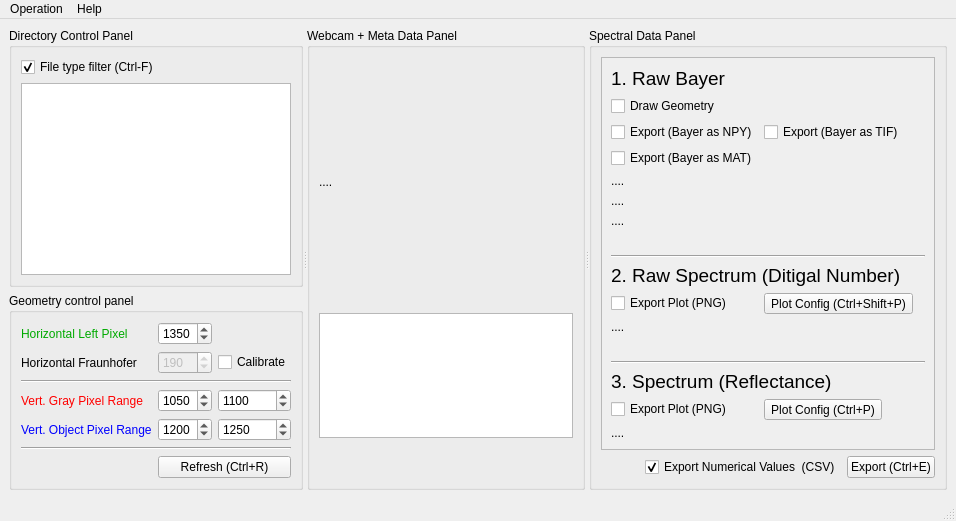
This is UI/UI_Mainwindow.ui in garid3000/bps_spectrometer_gui as Qt 5 draws it before an edit. The edited form follows.
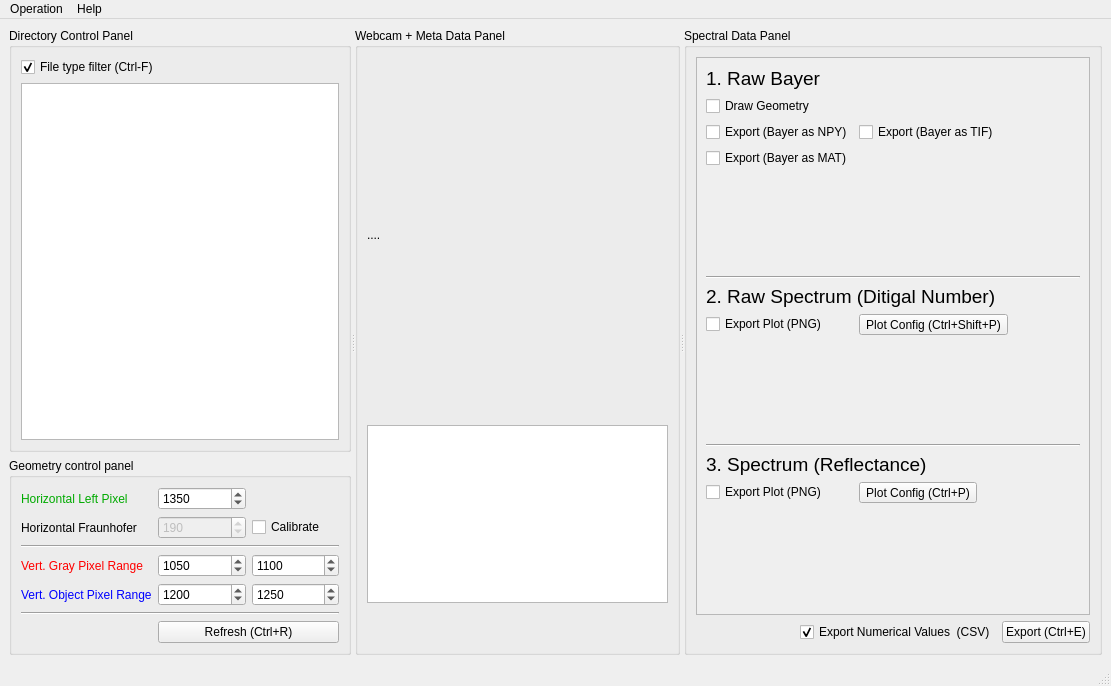
This is the edited form. Custom widgets are drawn as their Qt base class.

```diff
--- a/UI/UI_Mainwindow.ui
+++ b/UI/UI_Mainwindow.ui
@@ -6,8 +6,8 @@
    <rect>
     <x>0</x>
     <y>0</y>
-    <width>956</width>
-    <height>521</height>
+    <width>1111</width>
+    <height>686</height>
    </rect>
   </property>
   <property name="windowTitle">
@@ -284,7 +284,7 @@
        <property name="title">
         <string>Webcam + Meta Data Panel</string>
        </property>
-       <layout class="QVBoxLayout" name="verticalLayout" stretch="2,1,0">
+       <layout class="QVBoxLayout" name="verticalLayout" stretch="2,0,1,0">
         <item>
          <widget class="QLabelClick" name="limg_webcam">
           <property name="text">
@@ -292,6 +292,9 @@
           </property>
          </widget>
         </item>
+        <item>
+         <widget class="QWidget" name="widget" native="true"/>
+        </item>
         <item>
          <widget class="QTextBrowser" name="tb_meta_json">
           <property name="font">
@@ -361,8 +364,8 @@
             <rect>
              <x>0</x>
              <y>0</y>
-             <width>321</width>
-             <height>412</height>
+             <width>389</width>
+             <height>557</height>
             </rect>
            </property>
            <layout class="QFormLayout" name="formLayout">
@@ -380,160 +383,129 @@
               </property>
              </widget>
             </item>
-            <item row="13" column="0" colspan="2">
-             <widget class="Line" name="line">
-              <property name="orientation">
-               <enum>Qt::Horizontal</enum>
-              </property>
-             </widget>
-            </item>
-            <item row="15" column="0" colspan="2">
-             <widget class="QLabel" name="label_2">
-              <property name="font">
-               <font>
-                <pointsize>14</pointsize>
-                <bold>false</bold>
-               </font>
-              </property>
+            <item row="1" column="0">
+             <widget class="QCheckBox" name="cb_bayer_show_geometry">
               <property name="text">
-               <string>2. Raw Spectrum (Ditigal Number)</string>
-              </property>
-             </widget>
-            </item>
-            <item row="21" column="0" colspan="2">
-             <widget class="Line" name="line_2">
-              <property name="orientation">
-               <enum>Qt::Horizontal</enum>
-              </property>
-             </widget>
-            </item>
-            <item row="23" column="0" colspan="2">
-             <widget class="QLabel" name="label_3">
-              <property name="font">
-               <font>
-                <pointsize>14</pointsize>
-                <bold>false</bold>
-               </font>
-              </property>
-              <property name="text">
-               <string>3. Spectrum (Reflectance)</string>
-              </property>
-             </widget>
-            </item>
-            <item row="4" column="0" colspan="2">
-             <widget class="QLabelClick" name="limg_bayer_full">
-              <property name="text">
-               <string>....</string>
-              </property>
-             </widget>
-            </item>
-            <item row="5" column="0" colspan="2">
-             <widget class="QLabelClick" name="limg_bayer_gray">
-              <property name="text">
-               <string>....</string>
-              </property>
-             </widget>
-            </item>
-            <item row="6" column="0" colspan="2">
-             <widget class="QLabelClick" name="limg_bayer_obje">
-              <property name="text">
-               <string>....</string>
-              </property>
-             </widget>
-            </item>
-            <item row="16" column="0">
-             <widget class="QCheckBox" name="checkBox_4">
-              <property name="text">
-               <string>Export Plot (PNG)</string>
-              </property>
-             </widget>
-            </item>
-            <item row="16" column="1">
-             <widget class="QToolButton" name="tbtn_raw_spectrum_config">
-              <property name="text">
-               <string>Plot Config (Ctrl+Shift+P)</string>
+               <string>Draw Geometry</string>
               </property>
              </widget>
             </item>
             <item row="2" column="0">
-             <widget class="QCheckBox" name="checkBox_2">
+             <widget class="QCheckBox" name="cb_export_bayer_as_npy">
               <property name="text">
                <string>Export (Bayer as NPY)</string>
               </property>
              </widget>
             </item>
             <item row="2" column="1">
-             <widget class="QCheckBox" name="checkBox">
+             <widget class="QCheckBox" name="cb_export_bayer_as_tif">
               <property name="text">
                <string>Export (Bayer as TIF)</string>
               </property>
              </widget>
             </item>
             <item row="3" column="0">
-             <widget class="QCheckBox" name="checkBox_3">
+             <widget class="QCheckBox" name="cb_export_bayer_as_mat">
               <property name="text">
                <string>Export (Bayer as MAT)</string>
               </property>
              </widget>
             </item>
-            <item row="7" column="0" colspan="2">
-             <spacer name="verticalSpacer">
+            <item row="4" column="0" colspan="2">
+             <widget class="ImageView" name="graph_2dimg" native="true">
+              <property name="sizePolicy">
+               <sizepolicy hsizetype="Expanding" vsizetype="Expanding">
+                <horstretch>200</horstretch>
+                <verstretch>200</verstretch>
+               </sizepolicy>
+              </property>
+             </widget>
+            </item>
+            <item row="9" column="0" colspan="2">
+             <widget class="Line" name="line">
               <property name="orientation">
-               <enum>Qt::Vertical</enum>
+               <enum>Qt::Horizontal</enum>
               </property>
-              <property name="sizeHint" stdset="0">
-               <size>
-                <width>20</width>
-                <height>40</height>
-               </size>
+             </widget>
+            </item>
+            <item row="11" column="0" colspan="2">
+             <widget class="QLabel" name="label_2">
+              <property name="font">
+               <font>
+                <pointsize>14</pointsize>
+                <bold>false</bold>
+               </font>
               </property>
-             </spacer>
+              <property name="text">
+               <string>2. Raw Spectrum (Ditigal Number)</string>
+              </property>
+             </widget>
             </item>
-            <item row="20" column="0" colspan="2">
-             <spacer name="verticalSpacer_3">
+            <item row="12" column="0">
+             <widget class="QCheckBox" name="cb_export_raw_plot_as_png">
+              <property name="text">
+               <string>Export Plot (PNG)</string>
+              </property>
+             </widget>
+            </item>
+            <item row="12" column="1">
+             <widget class="QToolButton" name="tbtn_raw_spectrum_config">
+              <property name="text">
+               <string>Plot Config (Ctrl+Shift+P)</string>
+              </property>
+             </widget>
+            </item>
+            <item row="14" column="0" colspan="2">
+             <widget class="PlotWidget" name="graph_raw" native="true">
+              <property name="sizePolicy">
+               <sizepolicy hsizetype="Expanding" vsizetype="Expanding">
+                <horstretch>0</horstretch>
+                <verstretch>200</verstretch>
+               </sizepolicy>
+              </property>
+             </widget>
+            </item>
+            <item row="15" column="0" colspan="2">
+             <widget class="Line" name="line_2">
               <property name="orientation">
-               <enum>Qt::Vertical</enum>
+               <enum>Qt::Horizontal</enum>
               </property>
-              <property name="sizeHint" stdset="0">
-               <size>
-                <width>20</width>
-                <height>40</height>
-               </size>
+             </widget>
+            </item>
+            <item row="17" column="0" colspan="2">
+             <widget class="QLabel" name="label_3">
+              <property name="font">
+               <font>
+                <pointsize>14</pointsize>
+                <bold>false</bold>
+               </font>
               </property>
-             </spacer>
+              <property name="text">
+               <string>3. Spectrum (Reflectance)</string>
+              </property>
+             </widget>
             </item>
-            <item row="24" column="1">
+            <item row="18" column="0">
+             <widget class="QCheckBox" name="cb_export_ref_plot_as_png">
+              <property name="text">
+               <string>Export Plot (PNG)</string>
+              </property>
+             </widget>
+            </item>
+            <item row="18" column="1">
              <widget class="QToolButton" name="tbtn_ref_spectrum_config">
               <property name="text">
                <string>Plot Config (Ctrl+P)</string>
               </property>
              </widget>
             </item>
-            <item row="24" column="0">
-             <widget class="QCheckBox" name="checkBox_5">
-              <property name="text">
-               <string>Export Plot (PNG)</string>
-              </property>
-             </widget>
-            </item>
-            <item row="25" column="0" colspan="2">
-             <widget class="QLabelClick" name="limg_ref_spectrum">
-              <property name="text">
-               <string>....</string>
-              </property>
-             </widget>
-            </item>
-            <item row="17" column="0" colspan="2">
-             <widget class="QLabelClick" name="limg_raw_spectrum">
-              <property name="text">
-               <string>....</string>
-              </property>
-             </widget>
-            </item>
-            <item row="1" column="0">
-             <widget class="QCheckBox" name="cb_bayer_show_geometry">
-              <property name="text">
-               <string>Draw Geometry</string>
+            <item row="19" column="0" colspan="2">
+             <widget class="PlotWidget" name="graph_ref" native="true">
+              <property name="sizePolicy">
+               <sizepolicy hsizetype="Expanding" vsizetype="Expanding">
+                <horstretch>0</horstretch>
+                <verstretch>200</verstretch>
+               </sizepolicy>
               </property>
              </widget>
             </item>
@@ -553,7 +525,7 @@
     <rect>
      <x>0</x>
      <y>0</y>
-     <width>956</width>
+     <width>1111</width>
      <height>19</height>
     </rect>
    </property>
@@ -713,6 +685,18 @@
    <extends>QLabel</extends>
    <header>Custom_Libs.Lib_QLabelClick_Widget_NoUI</header>
   </customwidget>
+  <customwidget>
+   <class>PlotWidget</class>
+   <extends>QWidget</extends>
+   <header>pyqtgraph</header>
+   <container>1</container>
+  </customwidget>
+  <customwidget>
+   <class>ImageView</class>
+   <extends>QWidget</extends>
+   <header>pyqtgraph</header>
+   <container>1</container>
+  </customwidget>
  </customwidgets>
  <resources/>
  <connections/>
```
